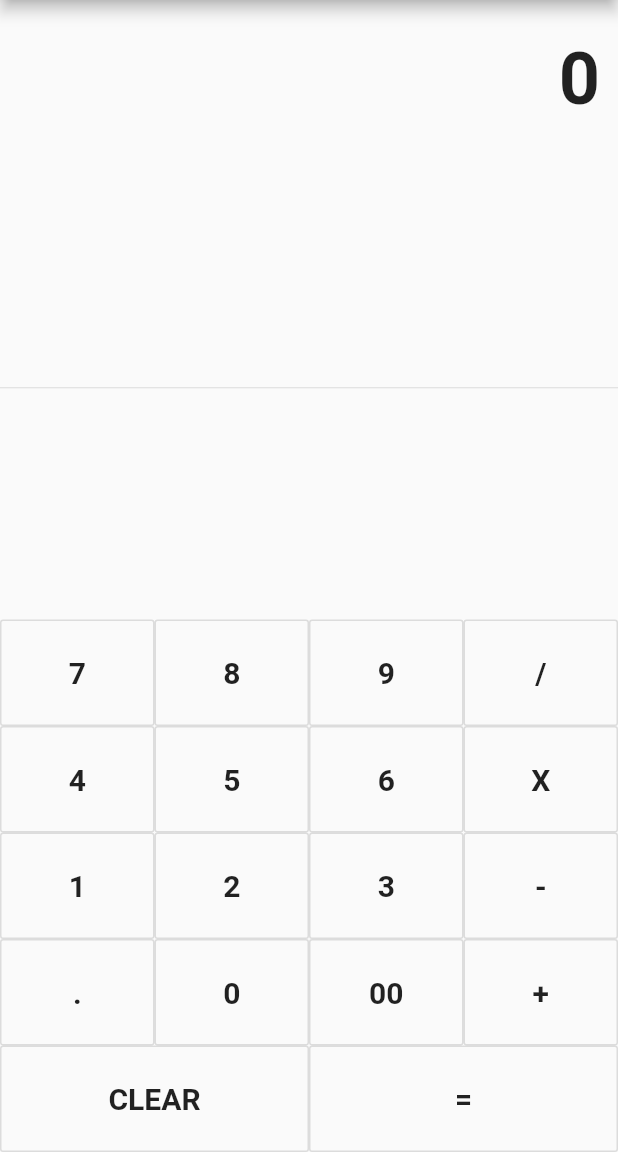
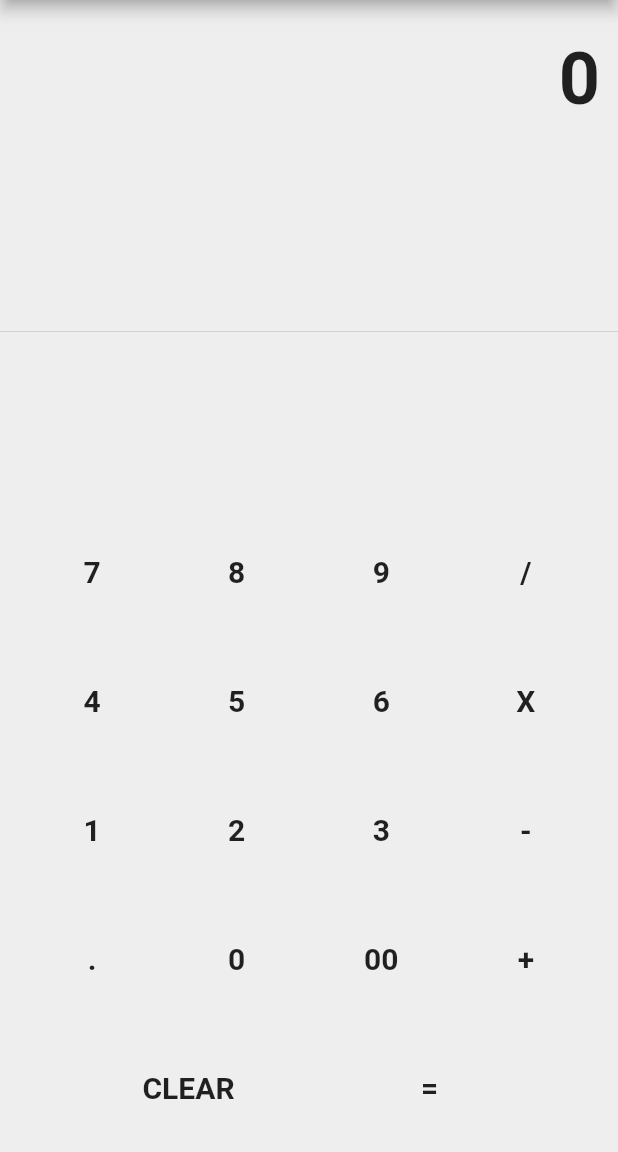
Before and after one commit to Soumi-igtm/BMI-calculator, a Flutter app: the screen it shows after launch, on a phone screen of 412 x 824 dp, the part 84-1236 px from its top. Run offline on Flutter 3.47's test engine with Material 2 defaults, Android fonts, the phone set to English and light mode, and no system bars; our stand-ins replace flutter_neumorphic.

Commit message:
Making ui changes

```diff
--- a/analysis_options.yaml
+++ b/analysis_options.yaml
@@ -7,7 +7,7 @@
 
 # The following line activates a set of recommended lints for Flutter apps,
 # packages, and plugins designed to encourage good coding practices.
-include: package:flutter_lints/flutter.yaml
+# include: package:flutter_lints/flutter.yaml
 
 linter:
   # The lint rules applied to this project can be customized in the
--- a/lib/main.dart
+++ b/lib/main.dart
@@ -32,7 +32,7 @@ class _MyHomePageState extends State<MyHomePage> {
   @override
   Widget build(BuildContext context) {
     return Scaffold(
-      // backgroundColor: Colors.grey[300],
+      backgroundColor: Colors.grey[300],
       body: Center(
         // child: GestureDetector(
         //   onTap: () {
@@ -130,19 +130,44 @@ class _MyHomePageState extends State<MyHomePage> {
   }
 
   Widget buildButton(String buttonText) {
-    return Expanded(
-      child: OutlineButton(
-          padding: const EdgeInsets.all(24.0),
+    return InkWell(
+      onTap: () => buttonPressed(buttonText),
+      child: Container(
+        margin: EdgeInsets.symmetric(vertical: 8),
+          // padding: const EdgeInsets.all(8.0),
+          width: 70,
+          height: 70,
+          decoration: BoxDecoration(
+            // color: Colors.grey[200],
+            // borderRadius: BorderRadius.circular(15),
+            // boxShadow: [
+            //   BoxShadow(
+            //     offset: Offset(-2, -2),
+            //     color: Colors.white,
+            //     spreadRadius: 2,
+            //     blurRadius: 12
+            //   ),
+            //   BoxShadow(
+            //     offset: Offset(2, 2),
+            //     color: Colors.grey[500]!,
+            //     spreadRadius: 2,
+            //     blurRadius: 12
+            //   ),
+            // ]
+          ),
+          child: Center(
             child: Text(
               buttonText,
               style: const TextStyle(fontSize: 20.0, fontWeight: FontWeight.bold),
             ),
-          onPressed: () => buttonPressed(buttonText)),
+          ),
+      )
     );
   }
 
   Widget buildAlpha(BuildContext context) {
     return Scaffold(
+      backgroundColor: Colors.grey[200],
         appBar: AppBar(
           title: Text(widget.title),
         ),
@@ -161,31 +186,41 @@ class _MyHomePageState extends State<MyHomePage> {
               child: Divider(),
             ),
             Column(children: [
-              Row(children: [
+              Row(
+                mainAxisAlignment: MainAxisAlignment.spaceEvenly,
+                children: [
                   buildButton("7"),
                   buildButton("8"),
                   buildButton("9"),
                   buildButton("/")
               ]),
-              Row(children: [
+              Row(
+                mainAxisAlignment: MainAxisAlignment.spaceEvenly,
+                children: [
                   buildButton("4"),
                   buildButton("5"),
                   buildButton("6"),
                   buildButton("X")
               ]),
-              Row(children: [
+              Row(
+                mainAxisAlignment: MainAxisAlignment.spaceEvenly,
+                children: [
                   buildButton("1"),
                   buildButton("2"),
                   buildButton("3"),
                   buildButton("-")
               ]),
-              Row(children: [
+              Row(
+                mainAxisAlignment: MainAxisAlignment.spaceEvenly,
+                children: [
                   buildButton("."),
                   buildButton("0"),
                   buildButton("00"),
                   buildButton("+")
               ]),
-              Row(children: [
+              Row(
+                mainAxisAlignment: MainAxisAlignment.spaceEvenly,
+                children: [
                   buildButton("CLEAR"),
                   buildButton("="),
               ])
```
Lines whose indentation alone changed are shown as unchanged.
